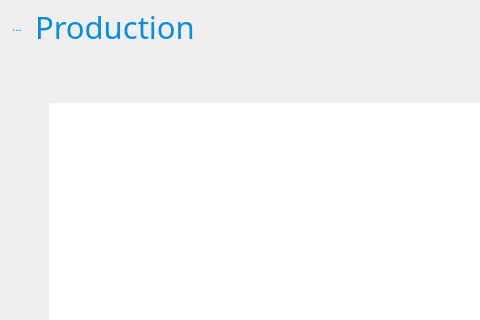
First picture: the form in Include/imtgui/CThumbnailDecoratorGuiComp.ui, repository ImagingTools/ImtCore, before the edit; both pictures show x 0 to 480 and y 0 to 320 of the 971 by 641 pixel window.
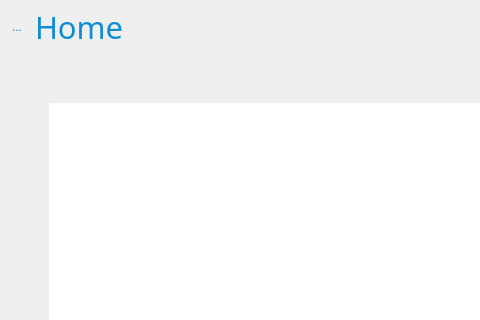
Second picture: the form after the edit. Icons and pictures are not drawn.

Commit message: appearance issues fixed

```diff
--- a/Include/imtgui/CThumbnailDecoratorGuiComp.ui
+++ b/Include/imtgui/CThumbnailDecoratorGuiComp.ui
@@ -30,12 +30,29 @@
 	background: rgb(230,230,230);	
 }
 
+QTableView
+{
+	/*background: rgb(235,235,235);*/
+	color: qpalette(background);
+	background: qpalette(background);
+    font-weight: bold;
+    text-align: center;
+}
+
+QTableView::item
+{
+	color: qpalette(background);
+	background: qpalette(background);
+	font-weight: bold;
+    text-align: center;
+}
 
 /*
 	Tab simulation using tree widget
 */
 QTreeWidget[TabSimulation=true]
 {
+color: #808080;
 	background: rgb(230,230,230);	
     font-weight: bold;
     text-align: left;
@@ -175,7 +192,7 @@
          <string notr="true"/>
         </property>
         <property name="text">
-         <string>Production</string>
+         <string>Home</string>
         </property>
        </widget>
       </item>
```
Left out of the diff: 6 changed lines with no effect on the pictures. The commit also changes 2 other files.
